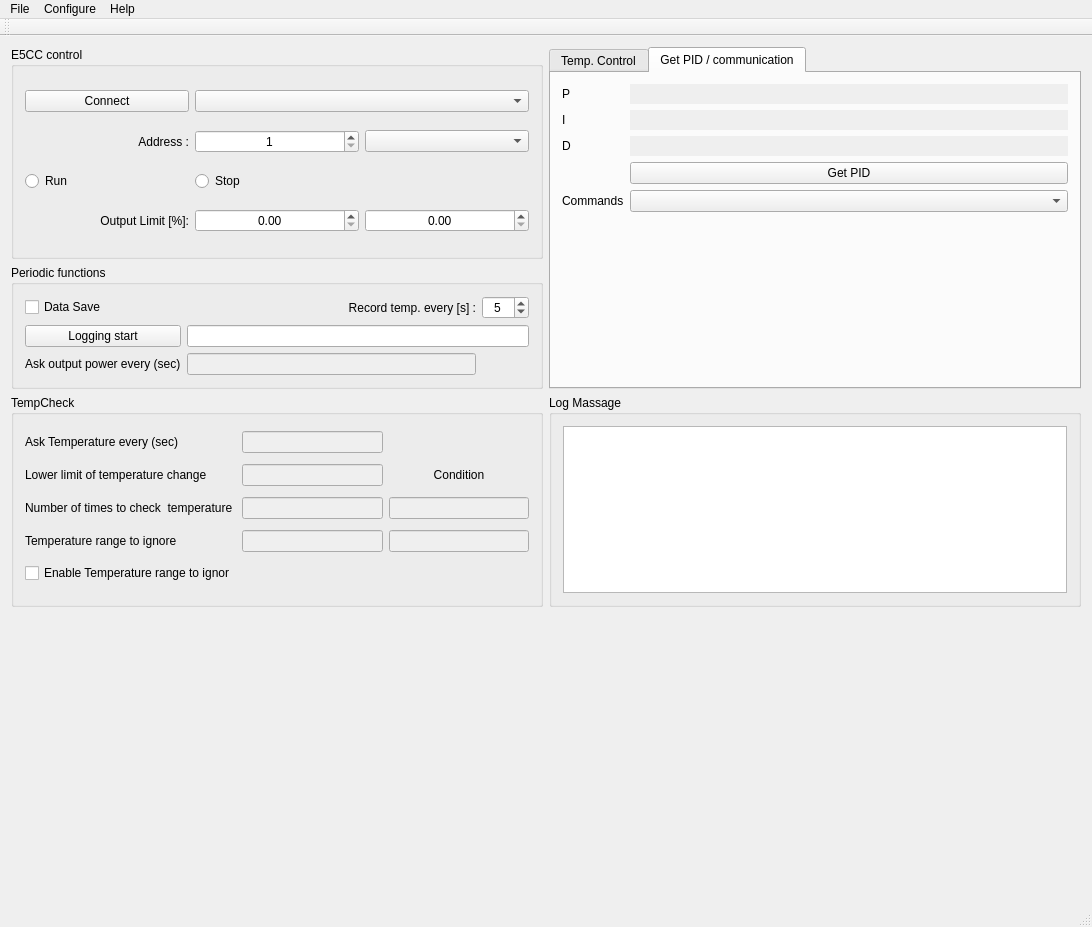
daimiura/OmronPID, file mainwindow.ui: the form before one commit.
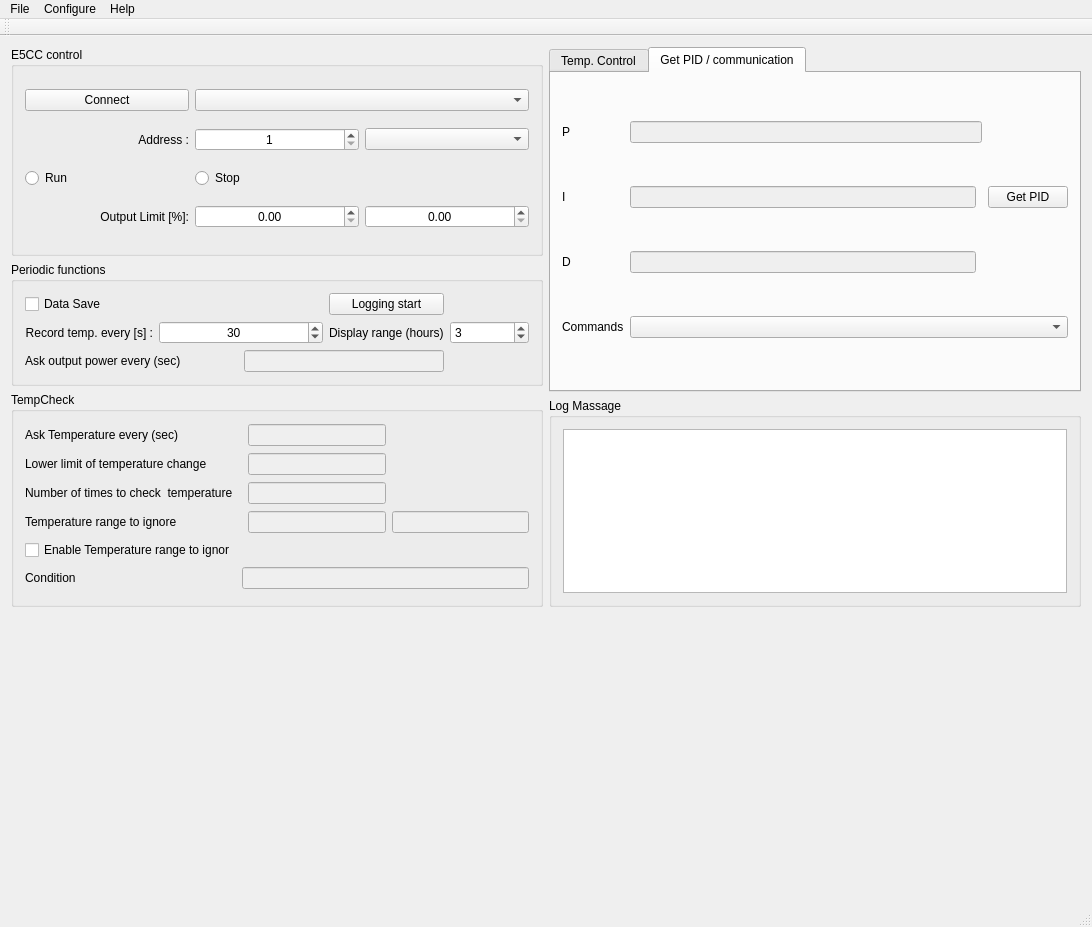
The form after the commit. The open tabs and pages were chosen to show the change. Custom widgets are drawn as their Qt base class.

```diff
--- a/mainwindow.ui
+++ b/mainwindow.ui
@@ -123,215 +123,7 @@
       </layout>
      </widget>
     </item>
-    <item row="1" column="0">
-     <widget class="QGroupBox" name="groupBox_3">
-      <property name="title">
-       <string>Periodic functions</string>
-      </property>
-      <layout class="QGridLayout" name="gridLayout_6">
-       <item row="0" column="0">
-        <widget class="QCheckBox" name="checkBox_dataSave">
-         <property name="text">
-          <string>Data Save</string>
-         </property>
-        </widget>
-       </item>
-       <item row="1" column="0">
-        <widget class="QPushButton" name="pushButton_Log">
-         <property name="text">
-          <string>Logging start</string>
-         </property>
-         <property name="checkable">
-          <bool>true</bool>
-         </property>
-        </widget>
-       </item>
-       <item row="1" column="1" colspan="2">
-        <widget class="QLineEdit" name="lineEdit_Log"/>
-       </item>
-       <item row="0" column="2">
-        <widget class="QSpinBox" name="spinBox_TempRecordTime">
-         <property name="alignment">
-          <set>Qt::AlignCenter</set>
-         </property>
-         <property name="minimum">
-          <number>3</number>
-         </property>
-         <property name="maximum">
-          <number>500</number>
-         </property>
-         <property name="value">
-          <number>5</number>
-         </property>
-        </widget>
-       </item>
-       <item row="0" column="1">
-        <widget class="QLabel" name="label_3">
-         <property name="text">
-          <string>Record temp. every [s] :</string>
-         </property>
-         <property name="alignment">
-          <set>Qt::AlignRight|Qt::AlignTrailing|Qt::AlignVCenter</set>
-         </property>
-        </widget>
-       </item>
-       <item row="2" column="0">
-        <widget class="QLabel" name="label_6">
-         <property name="text">
-          <string>Ask output power every (sec)</string>
-         </property>
-        </widget>
-       </item>
-       <item row="2" column="1">
-        <widget class="QLineEdit" name="lineEdit_IntervalAskMV">
-         <property name="enabled">
-          <bool>false</bool>
-         </property>
-        </widget>
-       </item>
-      </layout>
-     </widget>
-    </item>
-    <item row="3" column="0" colspan="2">
-     <widget class="QCustomPlot" name="plot" native="true">
-      <property name="sizePolicy">
-       <sizepolicy hsizetype="Expanding" vsizetype="Expanding">
-        <horstretch>0</horstretch>
-        <verstretch>0</verstretch>
-       </sizepolicy>
-      </property>
-      <property name="minimumSize">
-       <size>
-        <width>782</width>
-        <height>281</height>
-       </size>
-      </property>
-     </widget>
-    </item>
-    <item row="2" column="0">
-     <widget class="QGroupBox" name="groupBox_5">
-      <property name="sizePolicy">
-       <sizepolicy hsizetype="Ignored" vsizetype="Ignored">
-        <horstretch>0</horstretch>
-        <verstretch>0</verstretch>
-       </sizepolicy>
-      </property>
-      <property name="title">
-       <string>TempCheck</string>
-      </property>
-      <layout class="QGridLayout" name="gridLayout_2">
-       <item row="5" column="1">
-        <widget class="QLineEdit" name="lineEdit_IgnoreLower">
-         <property name="enabled">
-          <bool>false</bool>
-         </property>
-        </widget>
-       </item>
-       <item row="5" column="0">
-        <widget class="QLabel" name="label_17">
-         <property name="text">
-          <string>Temperature range to ignore</string>
-         </property>
-        </widget>
-       </item>
-       <item row="2" column="1">
-        <widget class="QLineEdit" name="lineEdit_IntervalAskTemp">
-         <property name="enabled">
-          <bool>false</bool>
-         </property>
-        </widget>
-       </item>
-       <item row="4" column="0">
-        <widget class="QLabel" name="label_15">
-         <property name="text">
-          <string>Number of times to check  temperature</string>
-         </property>
-        </widget>
-       </item>
-       <item row="4" column="1">
-        <widget class="QLineEdit" name="lineEdit_Numbers">
-         <property name="enabled">
-          <bool>false</bool>
-         </property>
-        </widget>
-       </item>
-       <item row="6" column="0">
-        <widget class="QCheckBox" name="checkBox_Ignore">
-         <property name="enabled">
-          <bool>true</bool>
-         </property>
-         <property name="text">
-          <string>Enable Temperature range to ignor</string>
-         </property>
-        </widget>
-       </item>
-       <item row="2" column="0">
-        <widget class="QLabel" name="label_14">
-         <property name="text">
-          <string>Ask Temperature every (sec)</string>
-         </property>
-        </widget>
-       </item>
-       <item row="4" column="2">
-        <widget class="QLineEdit" name="lineEdit_TempCheckCount">
-         <property name="enabled">
-          <bool>false</bool>
-         </property>
-        </widget>
-       </item>
-       <item row="3" column="2">
-        <widget class="QLabel" name="label_18">
-         <property name="text">
-          <string>Condition</string>
-         </property>
-         <property name="alignment">
-          <set>Qt::AlignCenter</set>
-         </property>
-        </widget>
-       </item>
-       <item row="5" column="2">
-        <widget class="QLineEdit" name="lineEdit_IgnoreUpper">
-         <property name="enabled">
-          <bool>false</bool>
-         </property>
-        </widget>
-       </item>
-       <item row="3" column="1">
-        <widget class="QLineEdit" name="lineEdit_SafeLimit">
-         <property name="enabled">
-          <bool>false</bool>
-         </property>
-        </widget>
-       </item>
-       <item row="3" column="0">
-        <widget class="QLabel" name="label_16">
-         <property name="text">
-          <string>Lower limit of temperature change</string>
-         </property>
-        </widget>
-       </item>
-      </layout>
-     </widget>
-    </item>
-    <item row="2" column="1">
-     <widget class="QGroupBox" name="groupBox">
-      <property name="sizePolicy">
-       <sizepolicy hsizetype="Ignored" vsizetype="Ignored">
-        <horstretch>0</horstretch>
-        <verstretch>0</verstretch>
-       </sizepolicy>
-      </property>
-      <property name="title">
-       <string>Log Massage</string>
-      </property>
-      <layout class="QGridLayout" name="gridLayout_3">
-       <item row="0" column="0">
-        <widget class="QTextEdit" name="textEdit_Log"/>
-       </item>
-      </layout>
-     </widget>
-    </item>
-    <item row="0" column="1" rowspan="2">
+    <item row="0" column="1" rowspan="3">
      <widget class="QTabWidget" name="tabWidget">
       <property name="sizePolicy">
        <sizepolicy hsizetype="Ignored" vsizetype="Ignored">
@@ -608,7 +400,7 @@
        <attribute name="title">
         <string>Get PID / communication</string>
        </attribute>
-       <layout class="QFormLayout" name="formLayout">
+       <layout class="QGridLayout" name="gridLayout_5">
         <item row="0" column="0">
          <widget class="QLabel" name="label_11">
           <property name="text">
@@ -616,13 +408,13 @@
           </property>
          </widget>
         </item>
-        <item row="0" column="1">
+        <item row="0" column="1" colspan="2">
          <widget class="QLineEdit" name="lineEdit_P">
           <property name="enabled">
            <bool>false</bool>
           </property>
           <property name="frame">
-           <bool>false</bool>
+           <bool>true</bool>
           </property>
           <property name="alignment">
            <set>Qt::AlignCenter</set>
@@ -639,60 +431,28 @@
           </property>
          </widget>
         </item>
-        <item row="1" column="1">
-         <widget class="QLineEdit" name="lineEdit_I">
-          <property name="enabled">
-           <bool>false</bool>
-          </property>
-          <property name="frame">
-           <bool>false</bool>
-          </property>
-          <property name="alignment">
-           <set>Qt::AlignCenter</set>
-          </property>
-          <property name="readOnly">
-           <bool>true</bool>
-          </property>
-         </widget>
-        </item>
-        <item row="2" column="0">
-         <widget class="QLabel" name="label_13">
-          <property name="text">
-           <string>D</string>
-          </property>
-         </widget>
-        </item>
-        <item row="2" column="1">
-         <widget class="QLineEdit" name="lineEdit_D">
-          <property name="enabled">
-           <bool>false</bool>
-          </property>
-          <property name="frame">
-           <bool>false</bool>
-          </property>
-          <property name="alignment">
-           <set>Qt::AlignCenter</set>
-          </property>
-          <property name="readOnly">
-           <bool>true</bool>
-          </property>
-         </widget>
-        </item>
-        <item row="3" column="1">
+        <item row="1" column="3">
          <widget class="QPushButton" name="pushButton_GetPID">
           <property name="text">
            <string>Get PID</string>
           </property>
          </widget>
         </item>
-        <item row="4" column="0">
+        <item row="2" column="0">
+         <widget class="QLabel" name="label_13">
+          <property name="text">
+           <string>D</string>
+          </property>
+         </widget>
+        </item>
+        <item row="3" column="0">
          <widget class="QLabel" name="label_19">
           <property name="text">
            <string>Commands</string>
           </property>
          </widget>
         </item>
-        <item row="4" column="1">
+        <item row="3" column="1" colspan="3">
          <widget class="QComboBox" name="comboBox_MemAddress">
           <property name="font">
            <font>
@@ -704,10 +464,267 @@
           </property>
          </widget>
         </item>
+        <item row="1" column="1">
+         <widget class="QLineEdit" name="lineEdit_I">
+          <property name="enabled">
+           <bool>false</bool>
+          </property>
+          <property name="frame">
+           <bool>true</bool>
+          </property>
+          <property name="alignment">
+           <set>Qt::AlignCenter</set>
+          </property>
+          <property name="readOnly">
+           <bool>true</bool>
+          </property>
+         </widget>
+        </item>
+        <item row="2" column="1">
+         <widget class="QLineEdit" name="lineEdit_D">
+          <property name="enabled">
+           <bool>false</bool>
+          </property>
+          <property name="frame">
+           <bool>true</bool>
+          </property>
+          <property name="alignment">
+           <set>Qt::AlignCenter</set>
+          </property>
+          <property name="readOnly">
+           <bool>true</bool>
+          </property>
+         </widget>
+        </item>
        </layout>
       </widget>
      </widget>
     </item>
+    <item row="1" column="0">
+     <widget class="QGroupBox" name="groupBox_3">
+      <property name="title">
+       <string>Periodic functions</string>
+      </property>
+      <layout class="QGridLayout" name="gridLayout_6">
+       <item row="0" column="0">
+        <widget class="QCheckBox" name="checkBox_dataSave">
+         <property name="text">
+          <string>Data Save</string>
+         </property>
+        </widget>
+       </item>
+       <item row="0" column="3">
+        <widget class="QPushButton" name="pushButton_Log">
+         <property name="text">
+          <string>Logging start</string>
+         </property>
+         <property name="checkable">
+          <bool>true</bool>
+         </property>
+        </widget>
+       </item>
+       <item row="1" column="0">
+        <widget class="QLabel" name="label_3">
+         <property name="text">
+          <string>Record temp. every [s] :</string>
+         </property>
+         <property name="alignment">
+          <set>Qt::AlignRight|Qt::AlignTrailing|Qt::AlignVCenter</set>
+         </property>
+        </widget>
+       </item>
+       <item row="1" column="1" colspan="2">
+        <widget class="QSpinBox" name="spinBox_TempRecordTime">
+         <property name="alignment">
+          <set>Qt::AlignCenter</set>
+         </property>
+         <property name="minimum">
+          <number>3</number>
+         </property>
+         <property name="maximum">
+          <number>500</number>
+         </property>
+         <property name="value">
+          <number>30</number>
+         </property>
+        </widget>
+       </item>
+       <item row="1" column="3">
+        <widget class="QLabel" name="label_20">
+         <property name="text">
+          <string>Display range (hours)</string>
+         </property>
+        </widget>
+       </item>
+       <item row="1" column="4">
+        <widget class="QSpinBox" name="spinBox_DisplayRange">
+         <property name="minimum">
+          <number>1</number>
+         </property>
+         <property name="maximum">
+          <number>200</number>
+         </property>
+         <property name="value">
+          <number>3</number>
+         </property>
+        </widget>
+       </item>
+       <item row="2" column="0" colspan="2">
+        <widget class="QLabel" name="label_6">
+         <property name="text">
+          <string>Ask output power every (sec)</string>
+         </property>
+        </widget>
+       </item>
+       <item row="2" column="2" colspan="2">
+        <widget class="QLineEdit" name="lineEdit_IntervalAskMV">
+         <property name="enabled">
+          <bool>false</bool>
+         </property>
+        </widget>
+       </item>
+      </layout>
+     </widget>
+    </item>
+    <item row="2" column="0" rowspan="2">
+     <widget class="QGroupBox" name="groupBox_5">
+      <property name="sizePolicy">
+       <sizepolicy hsizetype="Ignored" vsizetype="Ignored">
+        <horstretch>0</horstretch>
+        <verstretch>0</verstretch>
+       </sizepolicy>
+      </property>
+      <property name="title">
+       <string>TempCheck</string>
+      </property>
+      <layout class="QGridLayout" name="gridLayout_2">
+       <item row="5" column="0">
+        <widget class="QLabel" name="label_18">
+         <property name="text">
+          <string>Condition</string>
+         </property>
+         <property name="alignment">
+          <set>Qt::AlignLeading|Qt::AlignLeft|Qt::AlignVCenter</set>
+         </property>
+        </widget>
+       </item>
+       <item row="1" column="0">
+        <widget class="QLabel" name="label_16">
+         <property name="text">
+          <string>Lower limit of temperature change</string>
+         </property>
+        </widget>
+       </item>
+       <item row="2" column="2">
+        <widget class="QLineEdit" name="lineEdit_Numbers">
+         <property name="enabled">
+          <bool>false</bool>
+         </property>
+        </widget>
+       </item>
+       <item row="3" column="0">
+        <widget class="QLabel" name="label_17">
+         <property name="text">
+          <string>Temperature range to ignore</string>
+         </property>
+        </widget>
+       </item>
+       <item row="1" column="2">
+        <widget class="QLineEdit" name="lineEdit_SafeLimit">
+         <property name="enabled">
+          <bool>false</bool>
+         </property>
+        </widget>
+       </item>
+       <item row="3" column="3">
+        <widget class="QLineEdit" name="lineEdit_IgnoreUpper">
+         <property name="enabled">
+          <bool>false</bool>
+         </property>
+        </widget>
+       </item>
+       <item row="2" column="0" colspan="2">
+        <widget class="QLabel" name="label_15">
+         <property name="text">
+          <string>Number of times to check  temperature</string>
+         </property>
+        </widget>
+       </item>
+       <item row="5" column="1" colspan="3">
+        <widget class="QLineEdit" name="lineEdit_TempCheckCount">
+         <property name="enabled">
+          <bool>false</bool>
+         </property>
+        </widget>
+       </item>
+       <item row="0" column="2">
+        <widget class="QLineEdit" name="lineEdit_IntervalAskTemp">
+         <property name="enabled">
+          <bool>false</bool>
+         </property>
+        </widget>
+       </item>
+       <item row="3" column="2">
+        <widget class="QLineEdit" name="lineEdit_IgnoreLower">
+         <property name="enabled">
+          <bool>false</bool>
+         </property>
+        </widget>
+       </item>
+       <item row="4" column="0">
+        <widget class="QCheckBox" name="checkBox_Ignore">
+         <property name="enabled">
+          <bool>true</bool>
+         </property>
+         <property name="text">
+          <string>Enable Temperature range to ignor</string>
+         </property>
+        </widget>
+       </item>
+       <item row="0" column="0">
+        <widget class="QLabel" name="label_14">
+         <property name="text">
+          <string>Ask Temperature every (sec)</string>
+         </property>
+        </widget>
+       </item>
+      </layout>
+     </widget>
+    </item>
+    <item row="3" column="1">
+     <widget class="QGroupBox" name="groupBox">
+      <property name="sizePolicy">
+       <sizepolicy hsizetype="Ignored" vsizetype="Ignored">
+        <horstretch>0</horstretch>
+        <verstretch>0</verstretch>
+       </sizepolicy>
+      </property>
+      <property name="title">
+       <string>Log Massage</string>
+      </property>
+      <layout class="QGridLayout" name="gridLayout_3">
+       <item row="0" column="0">
+        <widget class="QTextEdit" name="textEdit_Log"/>
+       </item>
+      </layout>
+     </widget>
+    </item>
+    <item row="4" column="0" colspan="2">
+     <widget class="QCustomPlot" name="plot" native="true">
+      <property name="sizePolicy">
+       <sizepolicy hsizetype="Expanding" vsizetype="Expanding">
+        <horstretch>0</horstretch>
+        <verstretch>0</verstretch>
+       </sizepolicy>
+      </property>
+      <property name="minimumSize">
+       <size>
+        <width>782</width>
+        <height>281</height>
+       </size>
+      </property>
+     </widget>
+    </item>
    </layout>
   </widget>
   <widget class="QMenuBar" name="menuBar">
```
Left out of the diff: 2 changed lines with no effect on the pictures.
